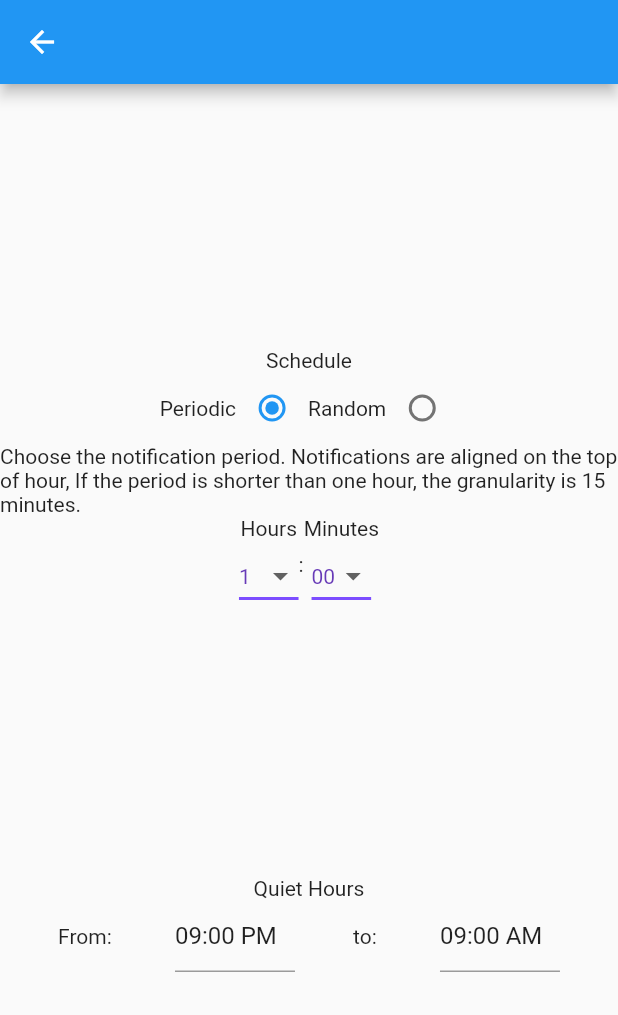
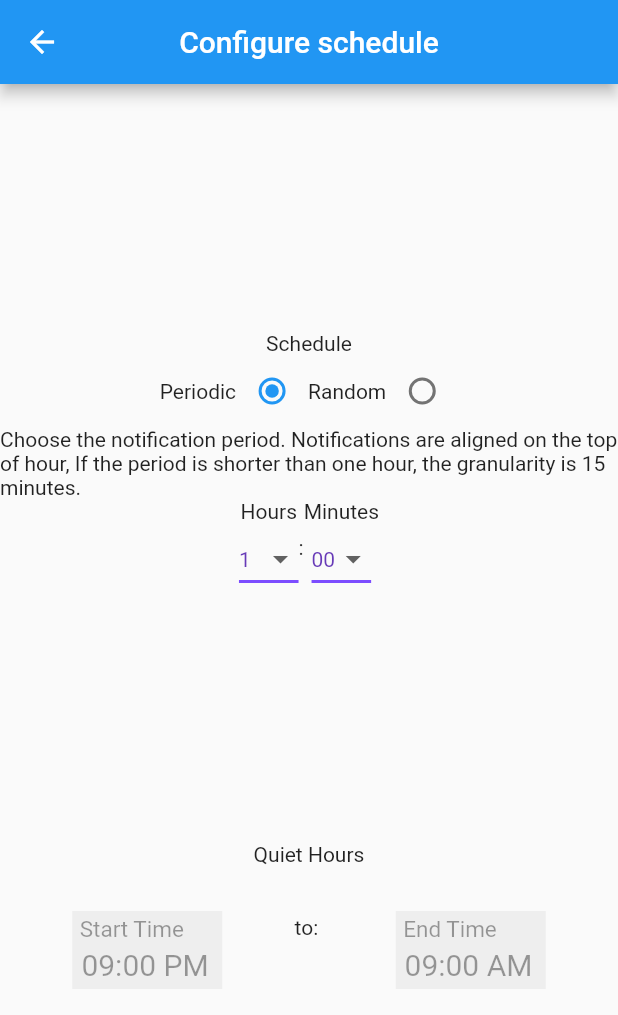
Before and after one commit to kmac/mindfulnotifier, a Flutter app: the SchedulesWidget screen opened by its route, on a phone screen of 412 x 824 dp. Shown: the top 1015 px of the screen. Run offline on Flutter 3.47's test engine with Material 2 defaults, Android fonts, the phone set to English and light mode, and no system bars; drawn by our look-alikes of datetime_picker_formfield; our stand-ins replace date_format, flutter_local_notifications, flutter_native_timezone, flutter_time_picker_spinner, just_audio, rxdart and 2 more; missing offline and left inert: android_alarm_manager; accounts and stored records are empty.

Commit message:
Initial working quiet hours UI

```diff
--- a/lib/screens/schedules/schedulesview.dart
+++ b/lib/screens/schedules/schedulesview.dart
@@ -2,12 +2,10 @@ import 'dart:ui';
 
 import 'package:flutter/cupertino.dart';
 import 'package:flutter/material.dart';
-import 'package:flutter_duration_picker/flutter_duration_picker.dart';
+import 'package:flutter/widgets.dart';
 import 'package:shared_preferences/shared_preferences.dart';
 import 'package:flutter_time_picker_spinner/flutter_time_picker_spinner.dart';
-import 'package:time_range/time_range.dart';
-import 'package:datetime_picker_formfield/datetime_picker_formfield.dart';
-import 'package:intl/intl.dart';
+import 'package:date_format/date_format.dart';
 
 import 'package:remindfulbell/screens/widgetview.dart';
 
@@ -52,11 +50,11 @@ class SchedulesWidgetController extends State<SchedulesWidget> {
   int quietHoursStartMinute = 0;
   int quietHoursEndHour = 9;
   int quietHoursEndMinute = 0;
+  TextEditingController quietHoursStartTimeController = TextEditingController();
+  TextEditingController quietHoursEndTimeController = TextEditingController();
 
   // UI event handlers, init code, etc goes here
-  SchedulesWidgetController() {
-    loadPrefs();
-  }
+  SchedulesWidgetController() {}
 
   String _twoDigits(int source) {
     if (source < 10) {
@@ -73,6 +71,13 @@ class SchedulesWidgetController extends State<SchedulesWidget> {
   @override
   void initState() {
     super.initState();
+    loadPrefs();
+    quietHoursStartTimeController.text = formatDate(
+        DateTime(2020, 01, 1, quietHoursStartHour, quietHoursStartMinute),
+        [hh, ':', nn, " ", am]).toString();
+    quietHoursEndTimeController.text = formatDate(
+        DateTime(2020, 01, 1, quietHoursEndHour, quietHoursEndMinute),
+        [hh, ':', nn, " ", am]).toString();
   }
 
   void loadPrefs() async {
@@ -126,16 +131,16 @@ class SchedulesWidgetController extends State<SchedulesWidget> {
     if (_prefs.containsKey(quietHoursStartMinuteKey)) {
       quietHoursStartMinute = _prefs.getInt(quietHoursStartMinuteKey);
     }
-    setQuietHoursStart(DateTimeField.convert(
-        TimeOfDay(hour: quietHoursStartHour, minute: quietHoursStartMinute)));
+    setQuietHoursStart(
+        TimeOfDay(hour: quietHoursStartHour, minute: quietHoursStartMinute));
     if (_prefs.containsKey(quietHoursEndHourKey)) {
       quietHoursEndHour = _prefs.getInt(quietHoursEndHourKey);
     }
     if (_prefs.containsKey(quietHoursEndMinuteKey)) {
       quietHoursEndMinute = _prefs.getInt(quietHoursEndMinuteKey);
     }
-    setQuietHoursEnd(DateTimeField.convert(
-        TimeOfDay(hour: quietHoursEndHour, minute: quietHoursEndMinute)));
+    setQuietHoursEnd(
+        TimeOfDay(hour: quietHoursEndHour, minute: quietHoursEndMinute));
   }
 
   @override
@@ -185,23 +190,29 @@ class SchedulesWidgetController extends State<SchedulesWidget> {
     });
   }
 
-  void setQuietHoursStart(DateTime time) {
-    print("setQuietHoursStart: $time");
-    _prefs.setInt(quietHoursStartHourKey, time.hour);
-    _prefs.setInt(quietHoursStartMinuteKey, time.minute);
+  void setQuietHoursStart(TimeOfDay time) {
+    // print("setQuietHoursStart: $time");
     setState(() {
       quietHoursStartHour = time.hour;
       quietHoursStartMinute = time.minute;
+      _prefs.setInt(quietHoursStartHourKey, quietHoursStartHour);
+      _prefs.setInt(quietHoursStartMinuteKey, quietHoursStartMinute);
+      quietHoursStartTimeController.text = formatDate(
+          DateTime(2019, 08, 1, quietHoursStartHour, quietHoursStartMinute),
+          [hh, ':', nn, " ", am]).toString();
     });
   }
 
-  void setQuietHoursEnd(DateTime time) {
-    print("setQuietHoursEnd: $time");
-    _prefs.setInt(quietHoursEndHourKey, time.hour);
-    _prefs.setInt(quietHoursEndMinuteKey, time.minute);
+  void setQuietHoursEnd(TimeOfDay time) {
+    // print("setQuietHoursEnd: $time");
     setState(() {
       quietHoursEndHour = time.hour;
       quietHoursEndMinute = time.minute;
+      _prefs.setInt(quietHoursEndHourKey, quietHoursEndHour);
+      _prefs.setInt(quietHoursEndMinuteKey, quietHoursEndMinute);
+      quietHoursEndTimeController.text = formatDate(
+          DateTime(2019, 08, 1, quietHoursEndHour, quietHoursEndMinute),
+          [hh, ':', nn, " ", am]).toString();
     });
   }
 }
@@ -327,12 +338,95 @@ class _SchedulesWidgetView
     return widgets;
   }
 
-  final quietTimeDateFormat = DateFormat("hh:mm a");
+  Future<Null> _selectQuietHoursStartTime(BuildContext context) async {
+    var selectedTime = TimeOfDay(
+        hour: state.quietHoursStartHour, minute: state.quietHoursStartMinute);
+    final TimeOfDay picked = await showTimePicker(
+      context: context,
+      initialTime: selectedTime,
+    );
+    if (picked != null) {
+      state.setQuietHoursStart(picked);
+      selectedTime = picked;
+    }
+  }
+
+  Future<Null> _selectQuietHoursEndTime(BuildContext context) async {
+    var selectedTime = TimeOfDay(
+        hour: state.quietHoursEndHour, minute: state.quietHoursEndMinute);
+    final TimeOfDay picked = await showTimePicker(
+      context: context,
+      initialTime: selectedTime,
+    );
+    if (picked != null) {
+      state.setQuietHoursEnd(picked);
+      selectedTime = picked;
+    }
+  }
+
+  List<Widget> _buildQuietHoursView(BuildContext context) {
+    List<Widget> widgets = [
+      Text('Quiet Hours'),
+      new Row(
+        mainAxisAlignment: MainAxisAlignment.spaceEvenly,
+        children: <Widget>[
+          InkWell(
+              onTap: () {
+                _selectQuietHoursStartTime(context);
+              },
+              child: Container(
+                  width: 100,
+                  margin: EdgeInsets.only(top: 30),
+                  alignment: Alignment.center,
+                  decoration: BoxDecoration(color: Colors.grey[200]),
+                  child: TextFormField(
+                    style: TextStyle(fontSize: 20),
+                    textAlign: TextAlign.center,
+                    enabled: false,
+                    keyboardType: TextInputType.text,
+                    controller: state.quietHoursStartTimeController,
+                    decoration: InputDecoration(
+                        disabledBorder:
+                            UnderlineInputBorder(borderSide: BorderSide.none),
+                        labelText: 'Start Time',
+                        contentPadding: EdgeInsets.all(5)),
+                  ))),
+          Text('to: '),
+          InkWell(
+              onTap: () {
+                _selectQuietHoursEndTime(context);
+              },
+              child: Container(
+                  width: 100,
+                  // height: _height / 9,
+                  margin: EdgeInsets.only(top: 30),
+                  alignment: Alignment.center,
+                  decoration: BoxDecoration(color: Colors.grey[200]),
+                  child: TextFormField(
+                    style: TextStyle(fontSize: 20),
+                    textAlign: TextAlign.center,
+                    enabled: false,
+                    keyboardType: TextInputType.text,
+                    controller: state.quietHoursEndTimeController,
+                    decoration: InputDecoration(
+                        disabledBorder:
+                            UnderlineInputBorder(borderSide: BorderSide.none),
+                        labelText: 'End Time',
+                        contentPadding: EdgeInsets.all(5)),
+                  ))),
+        ],
+      ),
+    ];
+    return widgets;
+  }
 
   @override
   Widget build(BuildContext context) {
     return Scaffold(
-      appBar: AppBar(),
+      appBar: AppBar(
+        centerTitle: true,
+        title: Text('Configure schedule'),
+      ),
       body: Center(
           child: Column(
               mainAxisAlignment: MainAxisAlignment.spaceEvenly,
@@ -348,66 +442,8 @@ class _SchedulesWidgetView
                 alignment: Alignment.topCenter,
                 child: Column(
                     mainAxisAlignment: MainAxisAlignment.spaceEvenly,
-                    children: [
-                      Text('Quiet Hours'),
-                      new Row(
-                        mainAxisAlignment: MainAxisAlignment.spaceEvenly,
-                        children: <Widget>[
-                          Text('From: '),
-                          SizedBox(
-                              width: 80,
-                              child: DateTimeField(
-                                format: quietTimeDateFormat,
-                                resetIcon: null,
-                                onChanged: state.setQuietHoursStart,
-                                onShowPicker: (context, currentValue) async {
-                                  final time = await showTimePicker(
-                                    context: context,
-                                    initialTime: TimeOfDay.fromDateTime(
-                                        // currentValue ??
-                                        DateTimeField.convert(TimeOfDay(
-                                            hour: state.quietHoursStartHour,
-                                            minute:
-                                                state.quietHoursStartMinute))),
-                                  );
-                                  return DateTimeField.convert(time);
-                                },
-                                initialValue: DateTimeField.convert(TimeOfDay(
-                                    hour: state.quietHoursStartHour,
-                                    minute: state.quietHoursStartMinute)),
-                              )),
-                          Text('to: '),
-                          SizedBox(
-                              width: 80,
-                              child: DateTimeField(
-                                format: quietTimeDateFormat,
-                                resetIcon: null,
-                                onChanged: state.setQuietHoursEnd,
-                                onShowPicker: (context, currentValue) async {
-                                  final time = await showTimePicker(
-                                    context: context,
-
-                                    // bug is either with this:
-                                    initialTime: TimeOfDay.fromDateTime(
-                                        // currentValue ??
-                                        DateTimeField.convert(TimeOfDay(
-                                            hour: state.quietHoursEndHour,
-                                            minute:
-                                                state.quietHoursEndMinute))),
-                                  );
-                                  return DateTimeField.convert(time);
-                                },
-                                // or this:
-                                initialValue: DateTimeField.convert(TimeOfDay(
-                                    hour: state.quietHoursEndHour,
-                                    minute: state.quietHoursEndMinute)),
-                              )),
-                        ],
-                      ),
-                    ]),
-              ),
-            ]),
-      ),
+                    children: _buildQuietHoursView(context))),
+          ])),
     );
   }
 }
```
Also changed, not shown: pubspec.yaml (+4 -4 lines), pubspec.lock. Lines whose indentation alone changed are shown as unchanged.
